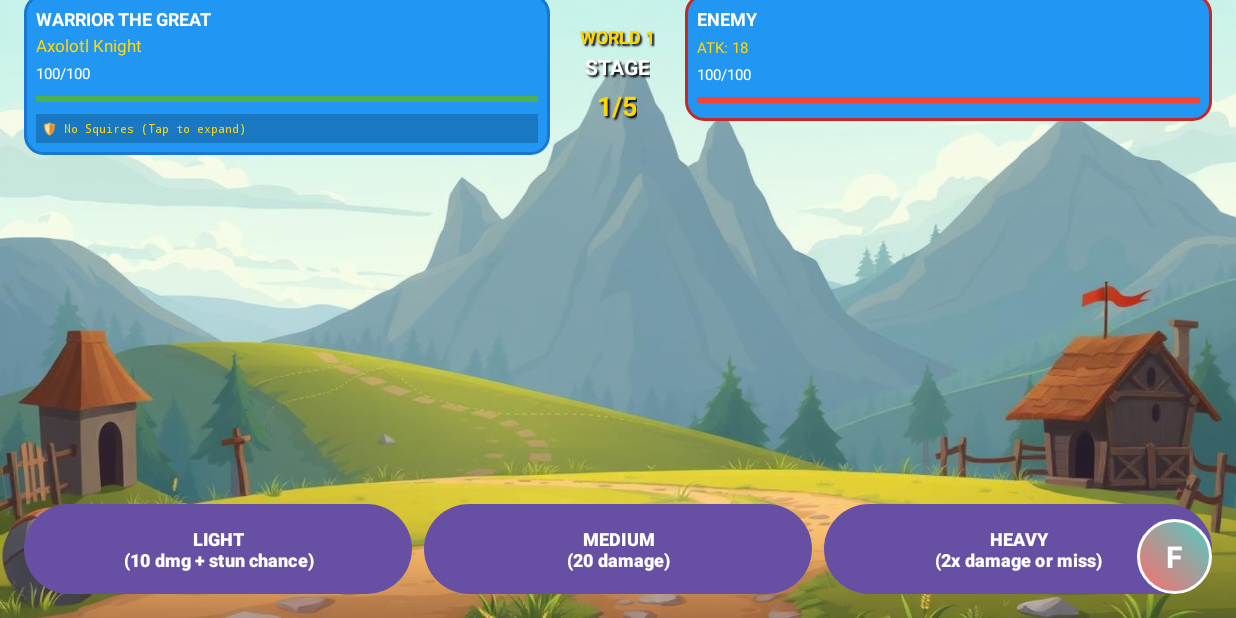
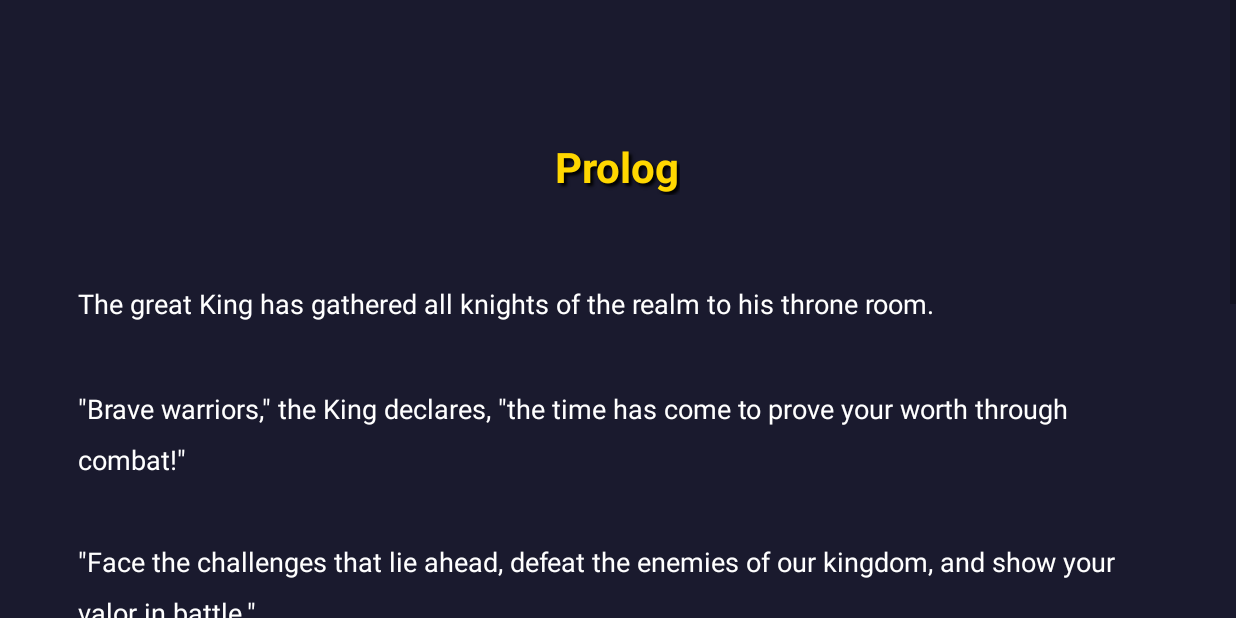
Before and after one commit to RadioactivCake/knight-battle-game, an Android app: the screen it shows after launch (GameActivity before the commit, StoryActivity after it), after a tap on "PLAY GAME", on a phone screen of 824 x 412 dp (held sideways). Run offline under Robolectric (Android 15) with nearby library versions, the phone set to English and light mode, and no system bars.

Commit message:
story, fixed lord

```diff
--- a/app/src/main/java/app/ij/game2/KnightDatabase.java
+++ b/app/src/main/java/app/ij/game2/KnightDatabase.java
@@ -92,6 +92,22 @@ public class KnightDatabase {
         KNIGHT_DATA.put("divine_warrior", new KnightData(
                 "divine_warrior", "Divine Warrior", 140, 80, "LEGENDARY",
                 new Knight.PassiveEffect("Divine Blessing", "Life Steal", "30% life steal", 0.30f, Knight.PassiveType.LIFE_STEAL)
+        ));
+
+        // CHAPTER 1 STORY KNIGHTS (for chest system)
+        KNIGHT_DATA.put("axolotl_lord", new KnightData(
+                "axolotl_lord",
+                "Axolotl Lord",
+                800,  // Base HP
+                200,  // Base ATK
+                "COMMON", // CHANGED: Common rarity for Chapter 1 chest drops
+                new Knight.PassiveEffect(
+                        "Lord's Dominion",
+                        "Ultimate Power",
+                        "Massive combat bonuses",
+                        0.50f,
+                        Knight.PassiveType.CRITICAL_HIT
+                )
         ));
     }
 
--- a/app/src/main/java/app/ij/game2/MainActivity.java
+++ b/app/src/main/java/app/ij/game2/MainActivity.java
@@ -50,8 +50,10 @@ public class MainActivity extends AppCompatActivity {
         playButton.setOnClickListener(new View.OnClickListener() {
             @Override
             public void onClick(View v) {
-                Intent intent = new Intent(MainActivity.this, GameActivity.class);
-                startActivity(intent);
+                // TESTING: Always show opening story
+                Intent storyIntent = new Intent(MainActivity.this, StoryActivity.class);
+                storyIntent.putExtra("story_type", "OPENING");
+                startActivity(storyIntent);
             }
         });
 
--- /dev/null
+++ b/app/src/main/java/app/ij/game2/StoryActivity.java
@@ -0,0 +1,120 @@
+package app.ij.game2;
+
+import android.content.Intent;
+import android.os.Bundle;
+import android.view.View;
+import android.widget.Button;
+import android.widget.TextView;
+import androidx.appcompat.app.AppCompatActivity;
+
+public class StoryActivity extends AppCompatActivity {
+
+    private TextView storyTitleText, storyContentText;
+    private Button continueButton;
+
+    @Override
+    protected void onCreate(Bundle savedInstanceState) {
+        super.onCreate(savedInstanceState);
+
+        // Hide navigation bar and make fullscreen
+        hideSystemUI();
+
+        setContentView(R.layout.activity_story);
+
+        initializeUI();
+        loadStoryData();
+    }
+
+    private void hideSystemUI() {
+        getWindow().getDecorView().setSystemUiVisibility(
+                android.view.View.SYSTEM_UI_FLAG_IMMERSIVE_STICKY
+                        | android.view.View.SYSTEM_UI_FLAG_LAYOUT_STABLE
+                        | android.view.View.SYSTEM_UI_FLAG_LAYOUT_HIDE_NAVIGATION
+                        | android.view.View.SYSTEM_UI_FLAG_LAYOUT_FULLSCREEN
+                        | android.view.View.SYSTEM_UI_FLAG_HIDE_NAVIGATION
+                        | android.view.View.SYSTEM_UI_FLAG_FULLSCREEN);
+    }
+
+    @Override
+    public void onWindowFocusChanged(boolean hasFocus) {
+        super.onWindowFocusChanged(hasFocus);
+        if (hasFocus) {
+            hideSystemUI();
+        }
+    }
+
+    private void initializeUI() {
+        storyTitleText = findViewById(R.id.storyTitleText);
+        storyContentText = findViewById(R.id.storyContentText);
+        continueButton = findViewById(R.id.continueButton);
+
+        continueButton.setOnClickListener(new View.OnClickListener() {
+            @Override
+            public void onClick(View v) {
+                handleContinue();
+            }
+        });
+    }
+
+    private void loadStoryData() {
+        // Get story data from intent
+        Intent intent = getIntent();
+        String storyType = intent.getStringExtra("story_type");
+
+        switch (storyType) {
+            case "OPENING":
+                showOpeningStory();
+                break;
+            case "WORLD4_COMPLETION": // CHANGED from WORLD5_COMPLETION
+                showWorld4CompletionStory();
+                break;
+            default:
+                showOpeningStory();
+                break;
+        }
+    }
+
+    private void showOpeningStory() {
+        storyTitleText.setText("Prolog"); // CHANGED from "The Royal Challenge"
+
+        String storyContent = "The great King has gathered all knights of the realm to his throne room.\n\n" +
+                "\"Brave warriors,\" the King declares, \"the time has come to prove your worth through combat!\"\n\n" +
+                "\"Face the challenges that lie ahead, defeat the enemies of our kingdom, and show your valor in battle.\"\n\n" +
+                "\"The knight who proves themselves most worthy shall be granted the ultimate honor...\"\n\n" +
+                "\"...to become a LORD of the realm!\"\n\n" +
+                "⚔️ Your quest begins now! ⚔️";
+
+        storyContentText.setText(storyContent);
+        continueButton.setText("BEGIN THE TRIALS!");
+    }
+
+    private void showWorld4CompletionStory() {
+        storyTitleText.setText("Proven Worthy");
+
+        String storyContent = "You have conquered four worlds and proven your skill in countless battles!\n\n" +
+                "The King nods with approval as he witnesses your incredible achievements.\n\n" +
+                "\"You have shown exceptional valor and strength, brave knight!\"\n\n" +
+                "\"But to truly earn the title of LORD, you must undergo the ultimate transformation...\"\n\n" +
+                "\"Seek the power of CHARACTER DEVELOPMENT and achieve the pinnacle of knightly evolution!\"\n\n" +
+                "\"Only when you become the AXOLOTL LORD may you proceed to the first chapter of your true destiny!\"\n\n" +
+                "🌟 The path to lordship awaits! 🌟";
+
+        storyContentText.setText(storyContent);
+        continueButton.setText("UNDERSTOOD, MY KING!");
+    }
+
+    private void handleContinue() {
+        Intent intent = getIntent();
+        String storyType = intent.getStringExtra("story_type");
+
+        if (storyType.equals("OPENING")) {
+            // Continue to GameActivity
+            Intent gameIntent = new Intent(StoryActivity.this, GameActivity.class);
+            startActivity(gameIntent);
+            finish();
+        } else if (storyType.equals("WORLD4_COMPLETION")) { // CHANGED from WORLD5_COMPLETION
+            // Return to main menu
+            finish();
+        }
+    }
+}
--- a/app/src/main/res/layout/activity_collection.xml
+++ b/app/src/main/res/layout/activity_collection.xml
@@ -89,7 +89,7 @@
                 android:layout_height="40dp"
                 android:layout_weight="1"
                 android:layout_marginEnd="4dp"
-                android:text="MAIN"
+                android:text="PROLOG"
                 android:textSize="12sp"
                 android:textColor="@android:color/black"
                 android:background="#FFFFFF" />
--- /dev/null
+++ b/app/src/main/res/layout/activity_story.xml
@@ -0,0 +1,59 @@
+<?xml version="1.0" encoding="utf-8"?>
+<ScrollView xmlns:android="http://schemas.android.com/apk/res/android"
+    android:layout_width="match_parent"
+    android:layout_height="match_parent"
+    android:background="#1a1a2e"
+    android:fillViewport="true">
+
+    <LinearLayout
+        android:layout_width="match_parent"
+        android:layout_height="wrap_content"
+        android:orientation="vertical"
+        android:padding="32dp"
+        android:gravity="center_horizontal">
+
+        <!-- Story Title -->
+        <TextView
+            android:id="@+id/storyTitleText"
+            android:layout_width="wrap_content"
+            android:layout_height="wrap_content"
+            android:layout_marginTop="60dp"
+            android:layout_marginBottom="40dp"
+            android:text="The Royal Challenge"
+            android:textColor="#FFD700"
+            android:textSize="28sp"
+            android:textStyle="bold"
+            android:gravity="center"
+            android:shadowColor="@android:color/black"
+            android:shadowDx="3"
+            android:shadowDy="3"
+            android:shadowRadius="2" />
+
+        <!-- Story Content (Full Text) -->
+        <TextView
+            android:id="@+id/storyContentText"
+            android:layout_width="match_parent"
+            android:layout_height="wrap_content"
+            android:text="Story content goes here..."
+            android:textColor="#FFFFFF"
+            android:textSize="18sp"
+            android:gravity="left"
+            android:lineSpacingMultiplier="1.6"
+            android:padding="20dp"
+            android:layout_marginBottom="60dp" />
+
+        <!-- Continue Button (Below the text) -->
+        <Button
+            android:id="@+id/continueButton"
+            android:layout_width="250dp"
+            android:layout_height="60dp"
+            android:layout_marginBottom="40dp"
+            android:text="BEGIN THE TRIALS!"
+            android:textColor="#FFFFFF"
+            android:textSize="16sp"
+            android:textStyle="bold"
+            android:background="@drawable/attack_button_style" />
+
+    </LinearLayout>
+
+</ScrollView>
```
Also changed, not shown: app/src/main/AndroidManifest.xml (+6 -1 lines), app/src/main/java/app/ij/game2/CollectionActivity.java (+31 -32 lines), app/src/main/java/app/ij/game2/GameActivity.java (+15 -1 lines).
